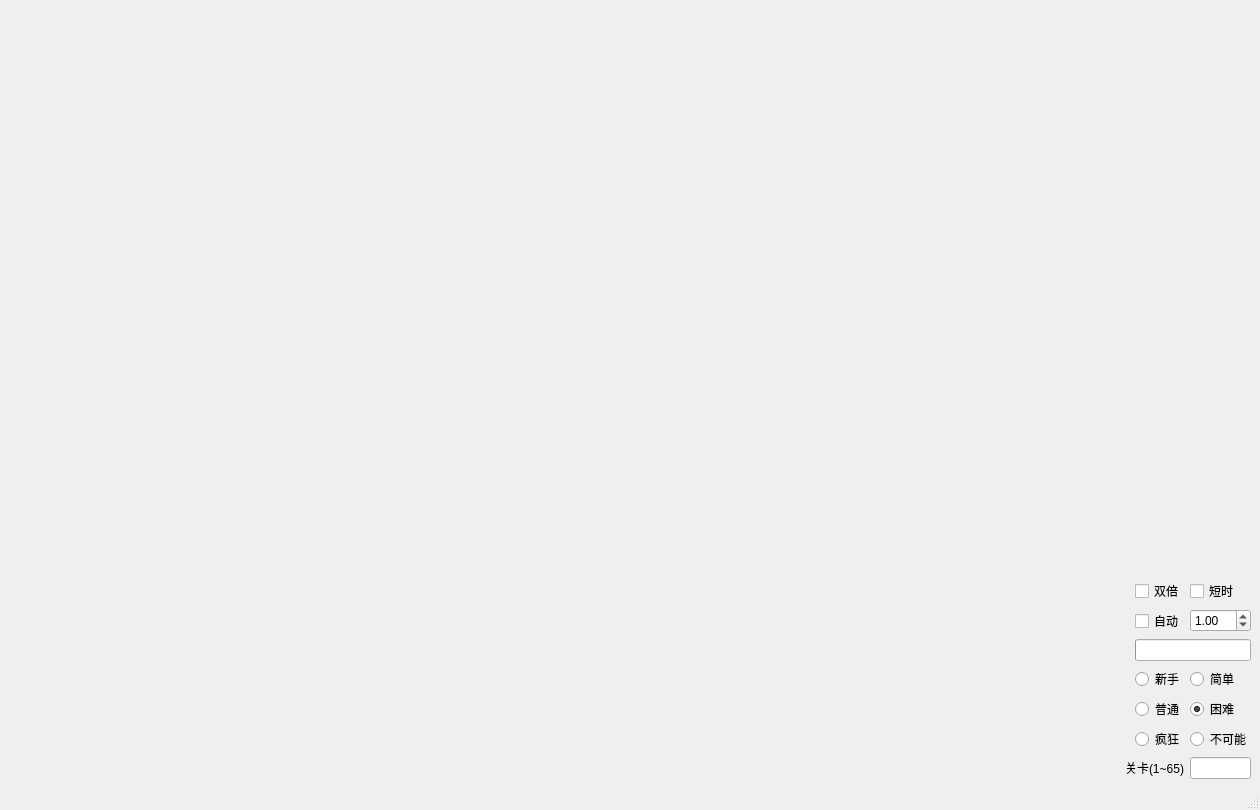
Above: mainwindow.ui from lnzwz/QtPvz before the change. Below: the same form after it.
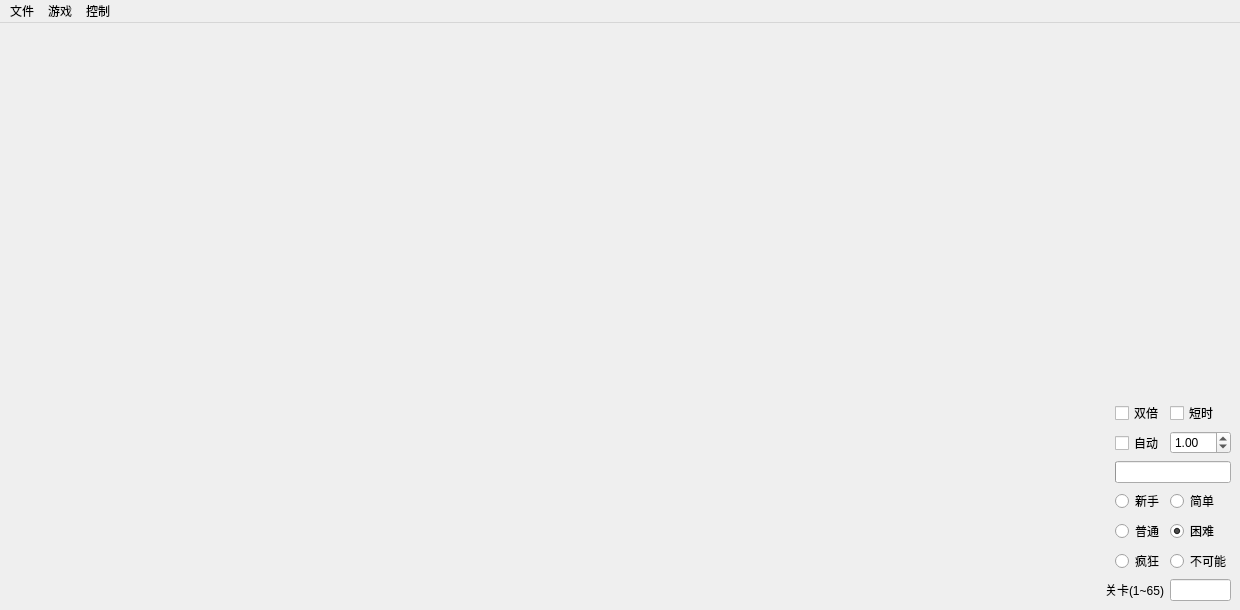
That is the form after the change. Icons and pictures are not drawn.

What changed in the file:
```diff
--- a/mainwindow.ui
+++ b/mainwindow.ui
@@ -6,8 +6,8 @@
    <rect>
     <x>0</x>
     <y>0</y>
-    <width>1260</width>
-    <height>810</height>
+    <width>1240</width>
+    <height>610</height>
    </rect>
   </property>
   <property name="sizePolicy">
@@ -302,7 +302,46 @@
     </item>
    </layout>
   </widget>
-  <widget class="QStatusBar" name="statusbar"/>
+  <widget class="QMenuBar" name="menubar">
+   <property name="geometry">
+    <rect>
+     <x>0</x>
+     <y>0</y>
+     <width>1240</width>
+     <height>24</height>
+    </rect>
+   </property>
+   <widget class="QMenu" name="menu">
+    <property name="title">
+     <string>文件</string>
+    </property>
+    <addaction name="a_open"/>
+    <addaction name="a_save"/>
+    <addaction name="separator"/>
+    <addaction name="a_quit"/>
+   </widget>
+   <widget class="QMenu" name="menu_2">
+    <property name="title">
+     <string>游戏</string>
+    </property>
+    <addaction name="a_start"/>
+    <addaction name="a_buy"/>
+    <addaction name="a_quick"/>
+    <addaction name="separator"/>
+    <addaction name="a_sta"/>
+    <addaction name="a_over"/>
+   </widget>
+   <widget class="QMenu" name="menu_3">
+    <property name="title">
+     <string>控制</string>
+    </property>
+    <addaction name="a_add"/>
+    <addaction name="a_sub"/>
+   </widget>
+   <addaction name="menu"/>
+   <addaction name="menu_2"/>
+   <addaction name="menu_3"/>
+  </widget>
   <action name="a_open">
    <property name="text">
     <string>打开</string>
```
Left out of the diff: 1 changed line with no effect on the pictures.
